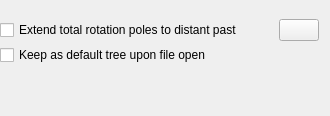
Qt form src/qt-widgets/ReconstructionLayerOptionsWidgetUi.ui (GPlates/GPlates) before a commit.
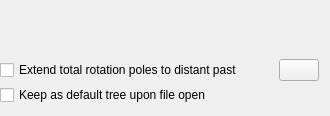
The same form after that commit. Icons and pictures are not drawn.

What changed in the file:
```diff
--- a/src/qt-widgets/ReconstructionLayerOptionsWidgetUi.ui
+++ b/src/qt-widgets/ReconstructionLayerOptionsWidgetUi.ui
@@ -71,19 +71,6 @@
      </property>
     </widget>
    </item>
-   <item>
-    <spacer name="verticalSpacer">
-     <property name="orientation">
-      <enum>Qt::Vertical</enum>
-     </property>
-     <property name="sizeHint" stdset="0">
-      <size>
-       <width>0</width>
-       <height>0</height>
-      </size>
-     </property>
-    </spacer>
-   </item>
   </layout>
  </widget>
  <resources>
```
Left out of the diff: 2 changed lines with no effect on the pictures.
